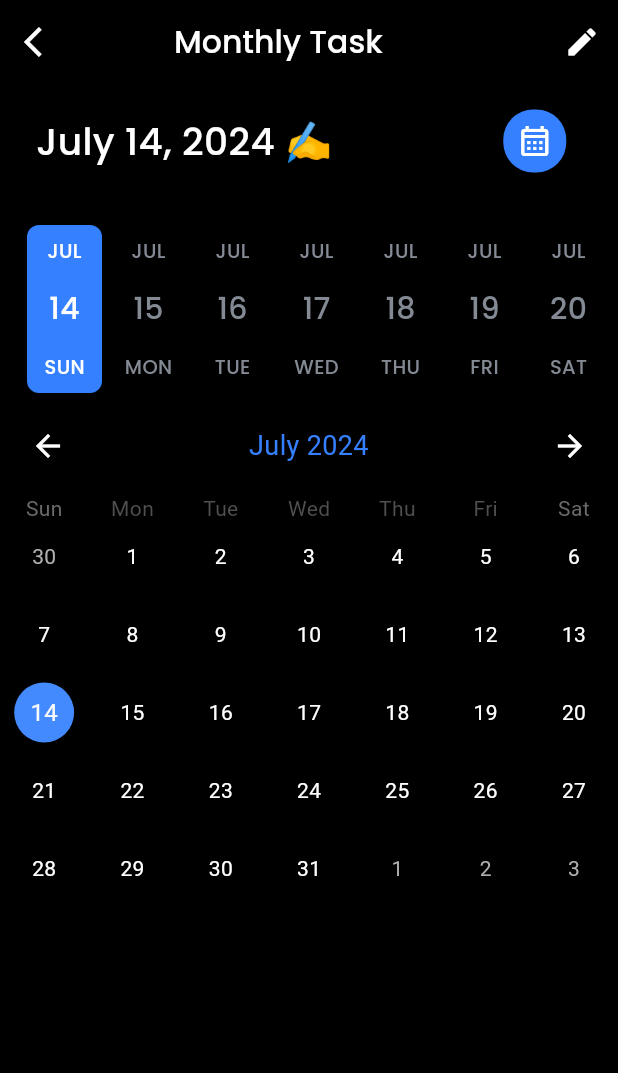
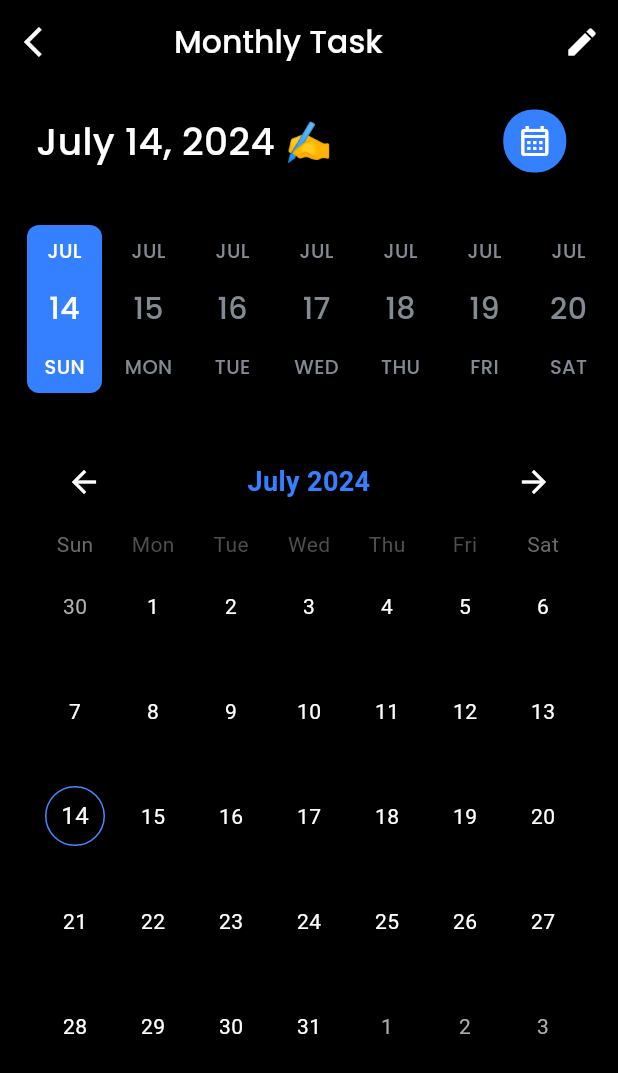
Before and after one commit to aleena02122002/Taskey-stacked, a Flutter app: the CalenderView screen opened by its route, on a phone screen of 412 x 824 dp. Shown: the top 1073 px of the screen. Run offline on Flutter 3.47's test engine with Material 3 defaults, Android fonts, the phone set to English and light mode, and no system bars; drawn by our look-alikes of date_picker_timeline, table_calendar; our stand-ins replace stacked, stacked_services, stacked_shared.

Commit message:
Table calender added

```diff
--- a/lib/views/calenderView/calender.dart
+++ b/lib/views/calenderView/calender.dart
@@ -1,5 +1,6 @@
 import 'package:date_picker_timeline/date_picker_timeline.dart';
 import 'package:flutter/material.dart';
+import 'package:flutter/widgets.dart';
 import 'package:intl/intl.dart';
 import 'package:stacked/stacked.dart';
 import 'package:table_calendar/table_calendar.dart';
@@ -10,9 +11,11 @@ class CalenderView extends StatelessWidget {
 
   @override
   Widget build(BuildContext context) {
+
     return ViewModelBuilder.reactive(
         viewModelBuilder: () => CalenderViewmodel(),
         builder: (context, viewmodel, index) {
+
           return Scaffold(
             backgroundColor: Colors.black,
             appBar: AppBar(
@@ -45,7 +48,14 @@ class CalenderView extends StatelessWidget {
               children: [
                 _dateTimeBar(),
                 _datePicker(),
-                TableCalendar(
+                Padding(
+                  padding: const EdgeInsets.symmetric(horizontal: 24,vertical: 24),
+                  child: Container(
+
+                    child: TableCalendar(
+                      selectedDayPredicate: (day)=>isSameDay(day, viewmodel.today),
+                      onDaySelected: viewmodel.ondaySelected,
+                        rowHeight: 70,
                           calendarFormat: CalendarFormat.month,
                           headerStyle: const HeaderStyle(
                             titleCentered: true,
@@ -58,13 +68,14 @@ class CalenderView extends StatelessWidget {
                                 color: Colors.white,
                               ),
                               formatButtonVisible: false,
-                        titleTextStyle: TextStyle(color: Color(0xFF3580FF),fontSize: 18,)),
+                              titleTextStyle: TextStyle(color: Color(0xFF3580FF),fontSize: 18,fontWeight: FontWeight.w600)),
 
                           calendarStyle: CalendarStyle(
                             selectedDecoration: BoxDecoration(
-                        color: Colors.blue, // Customize the selected day color
+                              border: Border.all(
+                                color: Colors.blueAccent,
+                              ),
                               shape: BoxShape.circle,
-                        borderRadius: BorderRadius.circular(5.0),
                             ),
                             todayDecoration: BoxDecoration(
                               color:
@@ -78,10 +89,14 @@ class CalenderView extends StatelessWidget {
                           ),
                           focusedDay: DateTime.now(),
                           firstDay: DateTime.utc(1950, 01, 01),
-                    lastDay: DateTime.utc(2050, 12, 31))
+                          lastDay: DateTime.utc(2050, 12, 31)),
+
+                  ),
+                )
               ],
             ),
           );
+
         });
   }
 
@@ -116,6 +131,7 @@ class CalenderView extends StatelessWidget {
     );
   }
 
+
   Widget _datePicker() {
     return Container(
       margin: const EdgeInsets.only(top: 15, left: 15, right: 15),
@@ -144,4 +160,6 @@ class CalenderView extends StatelessWidget {
       ),
     );
   }
+
+
 }
--- a/lib/views/calenderView/calender_viewmodel.dart
+++ b/lib/views/calenderView/calender_viewmodel.dart
@@ -1,5 +1,9 @@
 import 'package:stacked/stacked.dart';
 
 class CalenderViewmodel extends BaseViewModel{
-
+  DateTime today = DateTime.now();
+  void ondaySelected(DateTime day, DateTime focusDay){
+    today = day;
+    rebuildUi();
+  }
 }
```
Lines whose indentation alone changed are shown as unchanged.
